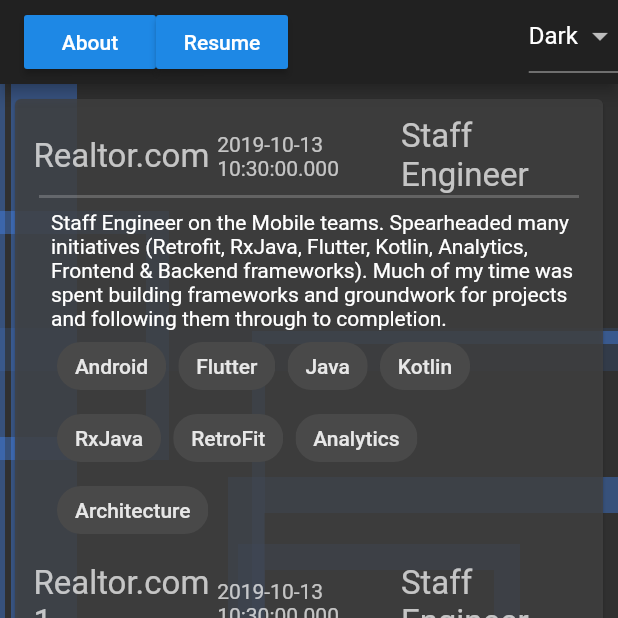
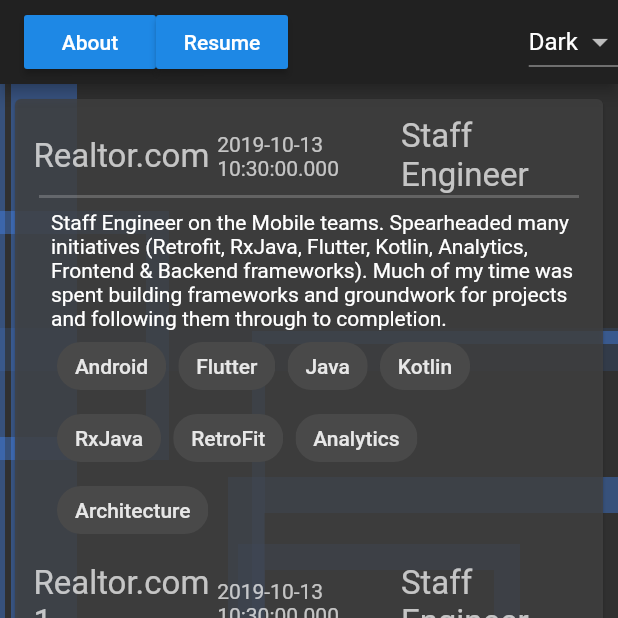
Before and after one commit to ahammer/flutter_resume, a Flutter app: the screen it shows after launch, on a phone screen of 412 x 824 dp, the top half of it. Run offline on Flutter 3.47's test engine with Material 2 defaults, Android fonts, the phone set to English and light mode, and no system bars; our stand-ins replace url_launcher_web.

Commit message:
Updated to flutter resume

```diff
--- a/lib/main.dart
+++ b/lib/main.dart
@@ -73,7 +73,7 @@ class MyPortfolioScaffold extends StatelessWidget {
             selected: route,
           ),
           actions: <Widget>[
-            DropdownButton(onChanged: (value)=>state.setTheme(value), value:state.getTheme(),items: ["Light", "Dark"].map((item)=>DropdownMenuItem(value: item, child: Text(item))).toList()),
+            Center(child: DropdownButton(onChanged: (value)=>state.setTheme(value), value:state.getTheme(),items: ["Light", "Dark"].map((item)=>DropdownMenuItem(value: item, child: Text(item))).toList())),
           ],
         ),
 
```
